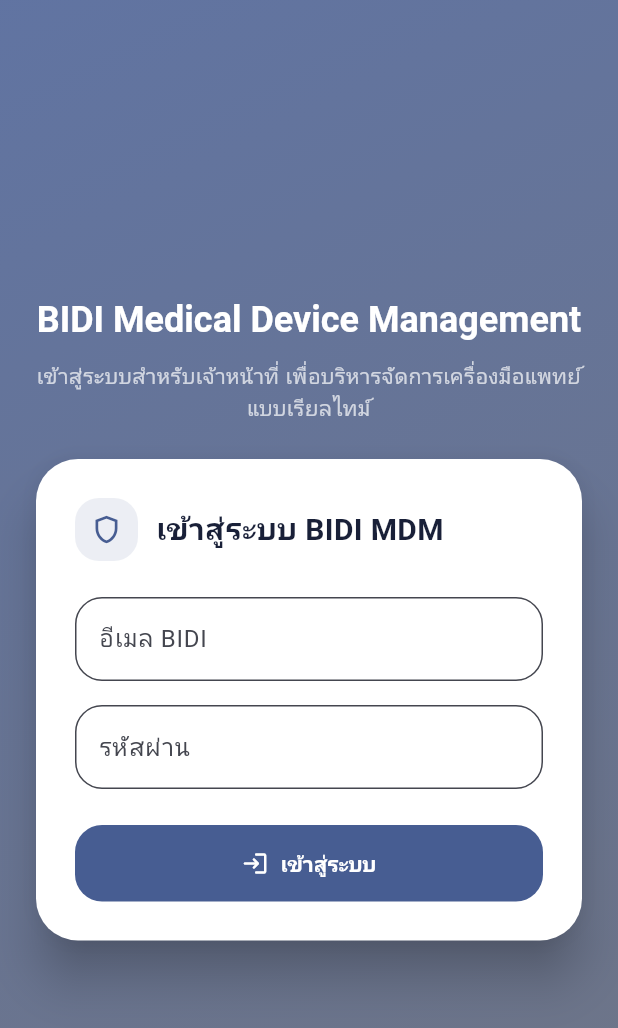
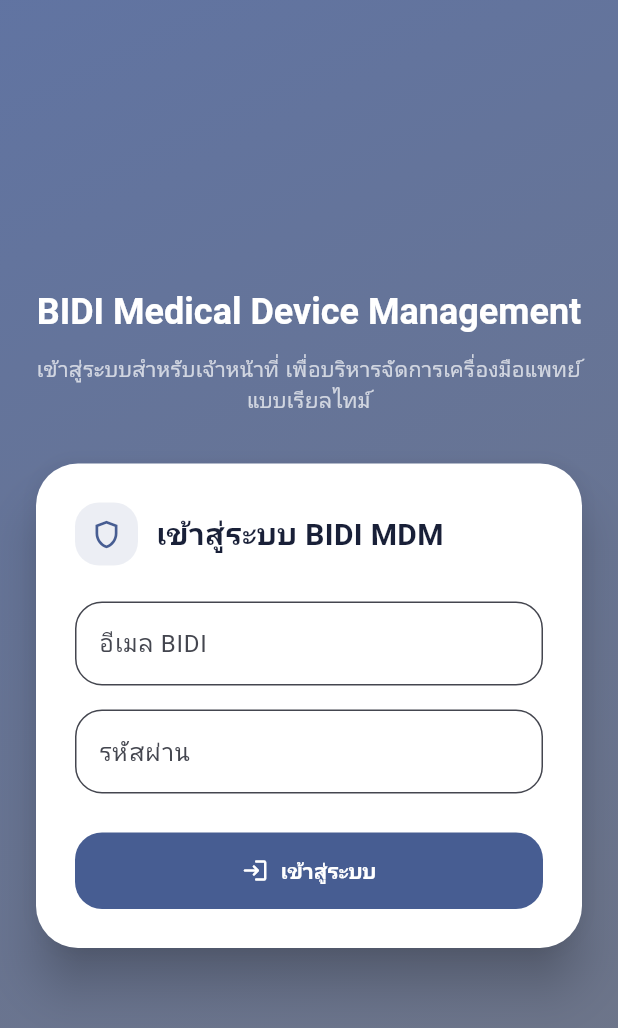
Before and after one commit to Natthakul-rai/medical-device-app, a Flutter app: the screen it shows after launch, on a phone screen of 412 x 824 dp. Shown: the top 1028 px of the screen. Run offline on Flutter 3.47's test engine with Material 3 defaults, Android fonts, the phone set to English and light mode, and no system bars; Roboto replaces fonts that are missing (Prompt).

Commit message:
Fix Flutter login layout to display correctly

```diff
--- a/bidi_app/lib/src/features/auth/login_page.dart
+++ b/bidi_app/lib/src/features/auth/login_page.dart
@@ -46,16 +46,12 @@
           ),
         ),
         child: SafeArea(
-          child: LayoutBuilder(
-            builder: (context, constraints) {
-              return SingleChildScrollView(
+          child: Center(
+            child: SingleChildScrollView(
               padding: const EdgeInsets.all(24),
-                child: ConstrainedBox(
-                  constraints: BoxConstraints(minHeight: constraints.maxHeight - 48),
               child: Column(
-                    mainAxisAlignment: MainAxisAlignment.center,
+                mainAxisSize: MainAxisSize.min,
                 children: [
-                      const Spacer(),
                   Text(
                     'BIDI Medical Device Management',
                     textAlign: TextAlign.center,
@@ -70,7 +66,7 @@
                     textAlign: TextAlign.center,
                     style: TextStyle(color: Colors.white70),
                   ),
-                      const SizedBox(height: 24),
+                  const SizedBox(height: 32),
                   Card(
                     elevation: 14,
                     shape: RoundedRectangleBorder(borderRadius: BorderRadius.circular(28)),
@@ -122,7 +118,7 @@
                                 return null;
                               },
                             ),
-                                const SizedBox(height: 24),
+                            const SizedBox(height: 26),
                             SizedBox(
                               width: double.infinity,
                               child: FilledButton.icon(
@@ -142,12 +138,9 @@
                       ),
                     ),
                   ),
-                      const Spacer(flex: 2),
                 ],
               ),
             ),
-              );
-            },
           ),
         ),
       ),
```
Lines whose indentation alone changed are shown as unchanged.
